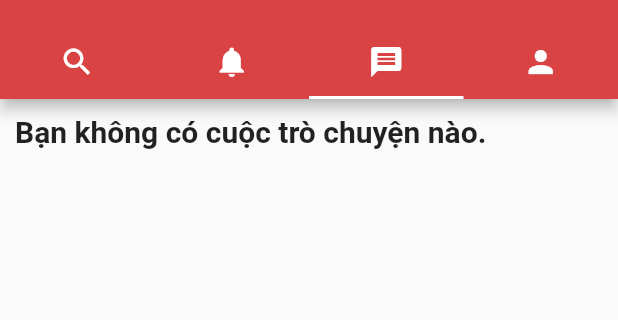
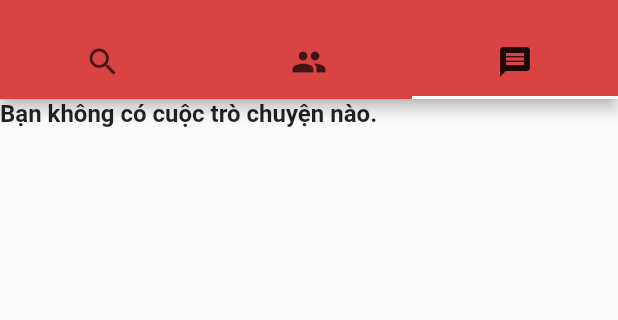
Before and after one commit to huutan3621/ehaba_dating_app, a Flutter app: the Tabs screen opened directly, tab 3 chosen, on a phone screen of 412 x 824 dp, the part 75-395 px from its top. Run offline on Flutter 3.47's test engine with Material 2 defaults, Android fonts, the phone set to English and light mode, and no system bars; our stand-ins replace bloc, cloud_firestore, equatable, eva_icons_flutter, extended_image, file_picker and 9 more; accounts and stored records are empty; network calls fail.

Commit message:
Revert "Merge branch 'master' of https://github.com/huutan3621/ehaba_dating_app"
This reverts commit 432a95069357b32312d94be3a82e7cc9c7029633, reversing
changes made to 517d392fa014b0b13b56628679db71f166c5cbe8.

```diff
--- a/lib/main.dart
+++ b/lib/main.dart
@@ -15,5 +15,4 @@ void main() async {
       create: (context) => AuthenticationBloc(userRepository: _userRepository)
         ..add(AppStarted()),
       child: Home(userRepository: _userRepository)));
-
 }
--- a/lib/ui/constants.dart
+++ b/lib/ui/constants.dart
@@ -1,3 +1,3 @@
 import 'package:flutter/material.dart';
 
-var backgroundColour = Colors.white;
+var backgroundColour = Colors.grey;
--- a/lib/ui/pages/home.dart
+++ b/lib/ui/pages/home.dart
@@ -24,9 +24,7 @@ class Home extends StatelessWidget {
             return Splash();
           }
           if (state is Authenticated) {
-            return Tabs(
-              userId: state.userId
-              );
+            return Tabs(userId: state.userId);
           }
           if (state is AuthenticatedButNotSet) {
             return Profile(
--- a/lib/ui/pages/matches.dart
+++ b/lib/ui/pages/matches.dart
@@ -16,6 +16,7 @@ import 'messaging.dart';
 
 class Matches extends StatefulWidget {
   final String userId;
+
   const Matches({this.userId});
 
   @override
--- a/lib/ui/pages/messages.dart
+++ b/lib/ui/pages/messages.dart
@@ -51,9 +51,7 @@ class _MessagesState extends State<Messages> {
                     child: CircularProgressIndicator(),
                   );
                 } else {
-                  return Container(
-                    decoration: BoxDecoration(color: Colors.white,borderRadius: BorderRadius.circular(10)),
-                    child: ListView.builder(
+                  return ListView.builder(
                     scrollDirection: Axis.vertical,
                     itemCount: snapshot.data.docs.length,
                     itemBuilder: (BuildContext context, int index) {
@@ -65,16 +63,12 @@ class _MessagesState extends State<Messages> {
                         selectedUserId: user.id,
                       );
                     },
-                    ),
                   );
                 }
               } else
-                return Padding(
-                  padding: const EdgeInsets.all(10.0),
-                  child: Text(
+                return Text(
                   "Bạn không có cuộc trò chuyện nào.",
-                    style: TextStyle(fontSize: 20.0, fontWeight: FontWeight.bold),
-                  ),
+                  style: TextStyle(fontSize: 16.0, fontWeight: FontWeight.bold),
                 );
             },
           );
--- a/lib/ui/pages/messaging.dart
+++ b/lib/ui/pages/messaging.dart
@@ -5,6 +5,7 @@ import 'package:ehaba/bloc/messaging/messaging_bloc.dart';
 import 'package:ehaba/models/message.dart';
 import 'package:ehaba/models/user.dart';
 import 'package:ehaba/repositories/messaging.dart';
+import 'package:ehaba/ui/constants.dart';
 import 'package:ehaba/ui/widgets/constraint.dart';
 import 'package:ehaba/ui/widgets/message.dart';
 import 'package:ehaba/ui/widgets/photo.dart';
@@ -212,7 +213,7 @@ class _MessagingState extends State<Messaging> {
                               maxLines: null,
                               decoration: null,
                               textAlignVertical: TextAlignVertical.center,
-                              cursorColor: kPrimaryColor,
+                              cursorColor: backgroundColour,
                               textCapitalization: TextCapitalization.sentences,
                             ),
                           ),
--- a/lib/ui/widgets/constraint.dart
+++ b/lib/ui/widgets/constraint.dart
@@ -5,4 +5,3 @@ const kSubColor = Color(0xFFFCECED); //nay la mau hong nhat
 const kLightTextColor = Color(0xFF2C2929); //nay la mau xam den
 const kDefaultPaddding = 24; //du de chia khoang trang
 const kErrorColor = Color(0xFFF03738); //mau error
-const kBackgroundColor = Colors.white;
--- a/lib/ui/widgets/tabs.dart
+++ b/lib/ui/widgets/tabs.dart
@@ -1,15 +1,15 @@
+import 'package:flutter/material.dart';
+import 'package:flutter_bloc/flutter_bloc.dart';
 import 'package:ehaba/bloc/authentication/authentication_bloc.dart';
+import 'package:ehaba/ui/constants.dart';
+import 'package:ehaba/ui/pages/matches.dart';
 import 'package:ehaba/ui/pages/messages.dart';
-import 'package:ehaba/ui/pages/setting.dart';
-import 'package:flutter/material.dart';
-import 'package:ehaba/ui/pages/matches.dart';
 import 'package:ehaba/ui/pages/search.dart';
 import 'package:ehaba/ui/widgets/constraint.dart';
-import 'package:flutter_bloc/flutter_bloc.dart';
-import '../constants.dart';
 
 class Tabs extends StatelessWidget {
   final userId;
+
   const Tabs({this.userId});
   @override
   Widget build(BuildContext context) {
@@ -19,15 +19,15 @@ class Tabs extends StatelessWidget {
         userId: userId,
       ),
       Messages(userId: userId),
-      SettingPage(),
     ];
+
     return Theme(
       data: ThemeData(
         primaryColor: backgroundColour,
         accentColor: Colors.white,
       ),
       child: DefaultTabController(
-        length: 4,
+        length: 3,
         child: Scaffold(
           appBar: AppBar(
             backgroundColor: kPrimaryColor,
@@ -56,33 +56,10 @@ class Tabs extends StatelessWidget {
                 child: Column(
                   mainAxisAlignment: MainAxisAlignment.center,
                   children: [
-                    TabBar(
-                      // indicator: BoxDecoration(color: kPrimaryColor, borderRadius: BorderRadius.circular(12)),
-                      tabs: [
-                      Tab(
-                          icon: Icon(
-                        Icons.search,
-                        size: 24.0,
-                        color: Colors.white,
-                      )),
-                      Tab(
-                          icon: Icon(
-                        Icons.notifications,
-                        size: 24.0,
-                        color: Colors.white,
-                      )),
-                      Tab(
-                          icon: Icon(
-                        Icons.message,
-                        size: 24.0,
-                        color: Colors.white,
-                      )),
-                      Tab(
-                          icon: Icon(
-                        Icons.person,
-                        size: 24.0,
-                        color: Colors.white,
-                      )),
+                    TabBar(tabs: [
+                      Tab(icon: Icon(Icons.search)),
+                      Tab(icon: Icon(Icons.people)),
+                      Tab(icon: Icon(Icons.message))
                     ])
                   ],
                 ),
--- a/pubspec.yaml
+++ b/pubspec.yaml
@@ -27,8 +27,6 @@ dependencies:
   timeago: ^3.0.2
   uuid: ^3.0.4
   flutter_launcher_icons: ^0.9.2
-  google_nav_bar: ^5.0.5
-  ionicons: ^0.1.2
 
 dev_dependencies:
   flutter_test:
```
Also changed, not shown: lib/ui/pages/setting.dart (deleted, +0 -138 lines), lib/ui/widgets/buttombar.dart (deleted, +0 -114 lines), pubspec.lock. Lines whose indentation alone changed are shown as unchanged.
